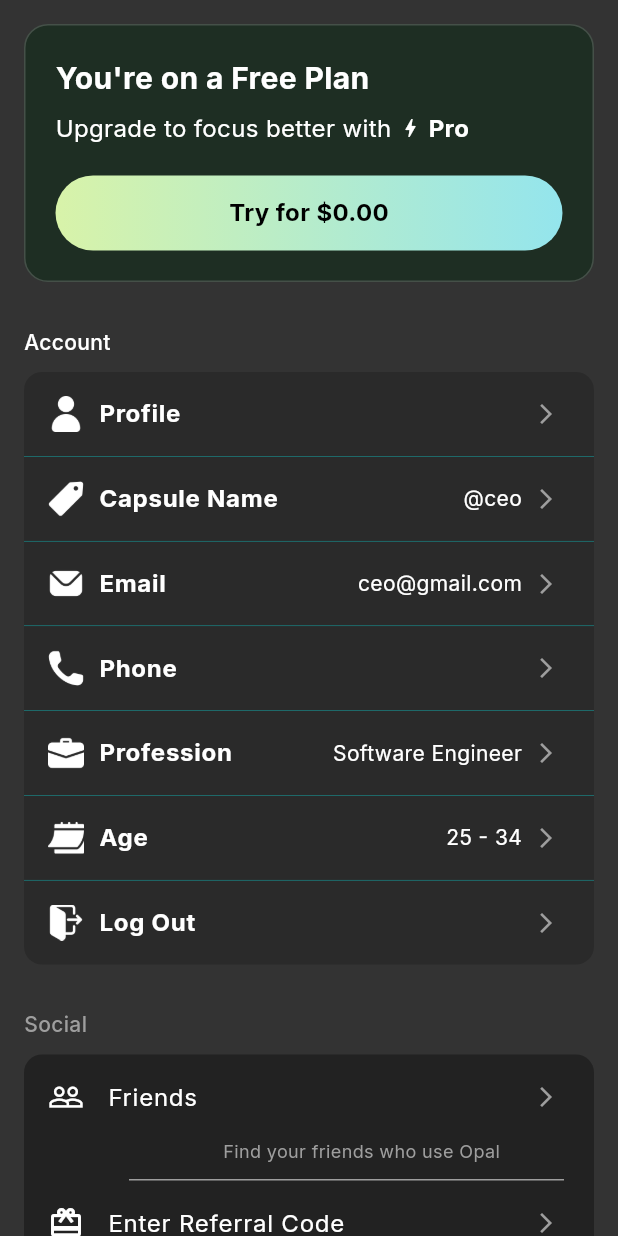
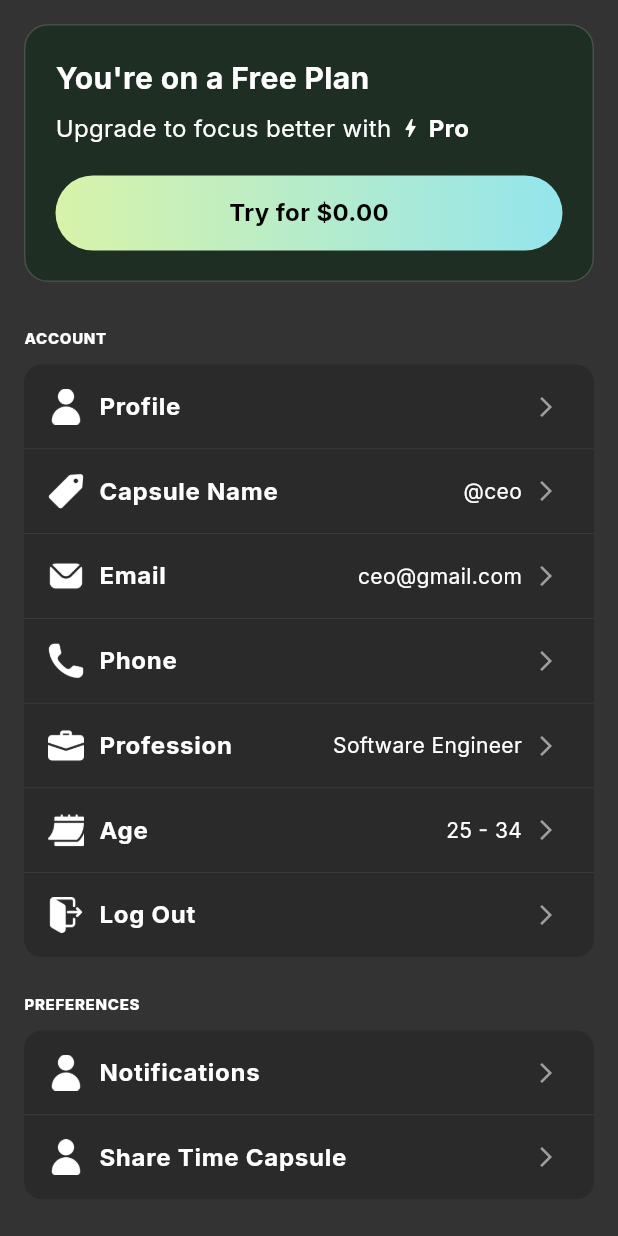
Before and after one commit to mattiavzzi/timecapsuleapp, a Flutter app: the ProfileSettingsPage screen opened directly, on a phone screen of 412 x 824 dp. Run offline on Flutter 3.47's test engine with Material 3 defaults, Android fonts, the phone set to English and light mode, and no system bars; our stand-ins replace google_fonts; missing offline and left inert: animated_toggle, flutter_inner_shadow.

Commit message:
Fix divider + Preferences section

```diff
--- a/lib/core/colors.dart
+++ b/lib/core/colors.dart
@@ -1,5 +1,5 @@
 import 'package:flutter/material.dart';
 
 class AppColors {
-  static const dividerColor = Color.from(alpha: 250, red: 0, green: 255, blue: 255);
+  static const dividerColor = Color.from(alpha: 0.07, red: 0, green: 255, blue: 255);
 }
--- a/lib/core/theme.dart
+++ b/lib/core/theme.dart
@@ -8,12 +8,13 @@ final appTheme = ThemeData(
     selectedItemColor: Colors.white,
     unselectedItemColor: Colors.grey,
   ),
+  dividerColor: Color.fromRGBO(255, 255, 255, 0.07),
   textTheme: GoogleFonts.interTextTheme().merge(_textTheme),
 );
 
 final _textTheme = TextTheme(
   labelMedium: TextStyle(fontSize: 16, fontWeight: FontWeight.w700, color: Colors.white),
-  labelSmall: TextStyle(fontSize: 12, fontWeight: FontWeight.w500, color: Colors.white),
+  labelSmall: TextStyle(fontSize: 10, fontWeight: FontWeight.w800, color: Colors.white),
   bodyMedium: TextStyle(fontSize: 14, fontWeight: FontWeight.w400, color: Colors.white),
   bodySmall: TextStyle(fontSize: 12, fontWeight: FontWeight.w400, color: Colors.white),
 );
--- a/lib/profilesettings.dart
+++ b/lib/profilesettings.dart
@@ -1,13 +1,14 @@
 import 'package:flutter/material.dart';
-
-import 'core/colors.dart';
 
 class _CustomDivider extends StatelessWidget {
   const _CustomDivider({super.key});
 
   @override
   Widget build(BuildContext context) {
-    return Divider(height: 0.5, thickness: 0.2, color: AppColors.dividerColor);
+    return Material(
+      color: Theme.of(context).dividerColor,
+      child: Divider(height: 0.5, thickness: 0.2, color: Theme.of(context).dividerColor),
+    );
   }
 }
 
@@ -95,16 +96,9 @@ class ProfileSettingsPage extends StatelessWidget {
               const SizedBox(height: 30),
 
               // ACCOUNT Section
-              const Text(
-                "Account",
-                style: TextStyle(
-                  color: Color.fromARGB(255, 255, 255, 255),
-                  fontSize: 14,
-                  fontWeight: FontWeight.w500,
-                ),
-              ),
+              Text("Account".toUpperCase(), style: Theme.of(context).textTheme.labelSmall),
               const SizedBox(height: 10),
-              Container(
+              DecoratedBox(
                 decoration: BoxDecoration(
                   color: const Color(0xFF2A2A2A),
                   borderRadius: BorderRadius.circular(12),
@@ -219,55 +213,38 @@ class ProfileSettingsPage extends StatelessWidget {
                 ),
               ),
 
-              const SizedBox(height: 30),
+              const SizedBox(height: 24),
 
-              // SOCIAL Section
-              const Text(
-                "Social",
-                style: TextStyle(color: Colors.grey, fontSize: 14, fontWeight: FontWeight.w500),
-              ),
+              // PREFERENCES Section
+              Text("Preferences".toUpperCase(), style: Theme.of(context).textTheme.labelSmall),
               const SizedBox(height: 10),
-              Container(
+              DecoratedBox(
                 decoration: BoxDecoration(
-                  color: const Color(0xFF222222),
+                  color: const Color(0xFF2A2A2A),
                   borderRadius: BorderRadius.circular(12),
                 ),
                 child: Column(
                   children: [
                     ListTile(
-                      leading: const Icon(Icons.people_outline, color: Colors.white),
-                      title: const Text('Friends', style: TextStyle(color: Colors.white)),
+                      horizontalTitleGap: horizontalTitleGap,
+                      leading: const ImageIcon(
+                        AssetImage('lib/assets/icons/avatar.png'),
+                        color: Colors.white,
+                      ),
+                      title: Text('Notifications', style: Theme.of(context).textTheme.labelMedium),
                       trailing: const Icon(Icons.arrow_forward_ios, color: Colors.grey, size: 16),
                       onTap: () {},
                     ),
-                    const Padding(
-                      padding: EdgeInsets.only(left: 70),
-                      child: Text(
-                        "Find your friends who use Opal",
-                        style: TextStyle(color: Colors.grey, fontSize: 12),
+                    const _CustomDivider(),
+                    ListTile(
+                      horizontalTitleGap: horizontalTitleGap,
+                      leading: const ImageIcon(
+                        AssetImage('lib/assets/icons/avatar.png'),
+                        color: Colors.white,
                       ),
-                    ),
-                    const SizedBox(height: 10),
-                    const Divider(height: 1, color: Colors.grey, indent: 70, endIndent: 20),
-                    ListTile(
-                      leading: const Icon(Icons.card_giftcard_outlined, color: Colors.white),
-                      title: const Text(
-                        'Enter Referral Code',
-                        style: TextStyle(color: Colors.white),
-                      ),
-                      trailing: const Icon(Icons.arrow_forward_ios, color: Colors.grey, size: 16),
-                      onTap: () {},
-                    ),
-                    const Divider(
-                      height: 0.5,
-                      thickness: 0.2,
-                      color: Color.fromARGB(127, 255, 255, 255),
-                    ),
-                    ListTile(
-                      leading: const Icon(Icons.card_giftcard_outlined, color: Colors.white),
-                      title: const Text(
-                        'Enter Referral Code',
-                        style: TextStyle(color: Colors.white),
+                      title: Text(
+                        'Share Time Capsule',
+                        style: Theme.of(context).textTheme.labelMedium,
                       ),
                       trailing: const Icon(Icons.arrow_forward_ios, color: Colors.grey, size: 16),
                       onTap: () {},
@@ -275,15 +252,6 @@ class ProfileSettingsPage extends StatelessWidget {
                   ],
                 ),
               ),
-
-              const SizedBox(height: 30),
-
-              // PREFERENCES Section
-              const Text(
-                "Preferences",
-                style: TextStyle(color: Colors.grey, fontSize: 14, fontWeight: FontWeight.w500),
-              ),
-              const SizedBox(height: 40),
             ],
           ),
         ),
```
